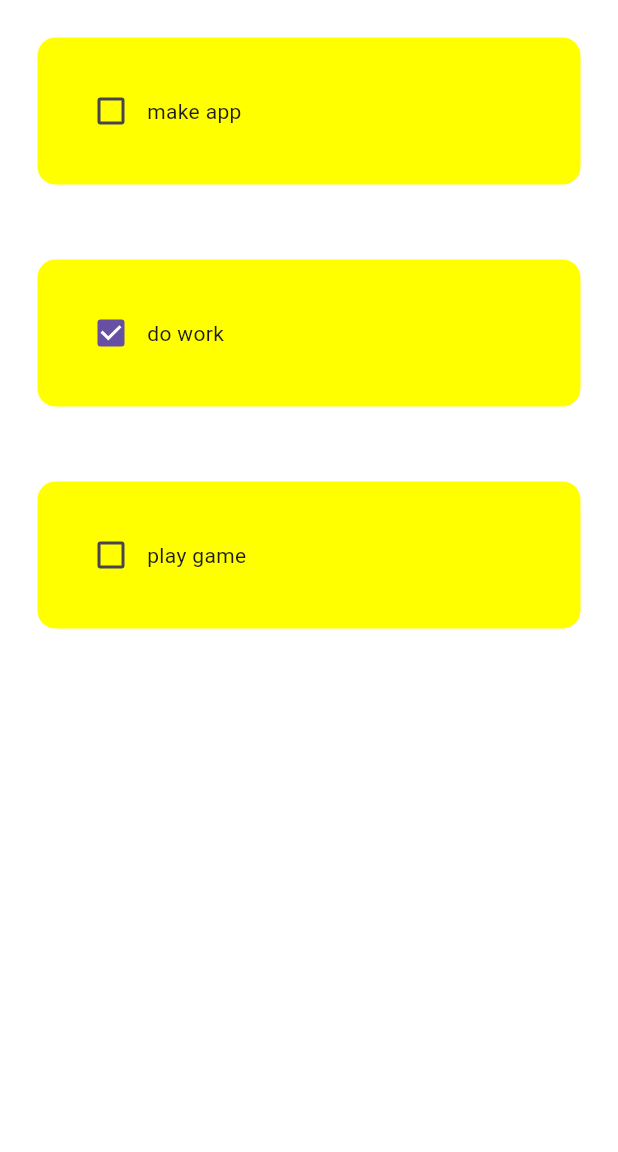
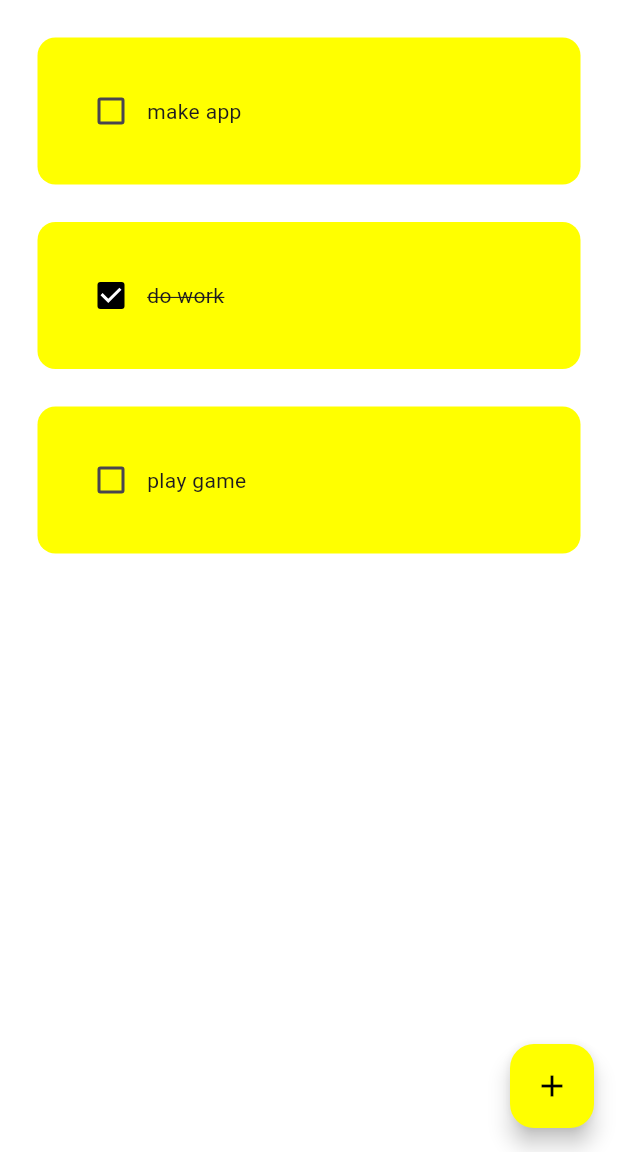
Before and after one commit to thenamanush/FinalProject, a Flutter app: the screen it shows after launch, on a phone screen of 412 x 824 dp, the part 84-1236 px from its top. Run offline on Flutter 3.47's test engine with Material 3 defaults, Android fonts, the phone set to English and light mode, and no system bars.

Commit message:
add new item

```diff
--- a/ticktask/lib/pages/homepage.dart
+++ b/ticktask/lib/pages/homepage.dart
@@ -1,4 +1,5 @@
 import 'package:flutter/material.dart';
+import 'package:ticktask/utils/dialog_box.dart';
 import 'package:ticktask/utils/todotile.dart';
 
 class HomePage extends StatefulWidget {
@@ -16,10 +17,22 @@ class _HomePageState extends State<HomePage> {
     ['play game', false],
   ];
 
+  // mark completed tasks
   void checkboxChanged(bool? val, int ind) {
     setState(() {
       todoList[ind][1] = !todoList[ind][1];
     });
+  }
+
+  // create new task
+  void createNewTask() {
+    //
+    showDialog(
+      context: context,
+      builder: (context) {
+        return dialogBox();
+      },
+    );
   }
 
   @override
@@ -42,6 +55,13 @@ class _HomePageState extends State<HomePage> {
         elevation: 0,
       ),
 
+      // add task
+      floatingActionButton: FloatingActionButton(
+        onPressed: createNewTask,
+        backgroundColor: Colors.yellowAccent,
+        child: const Icon(Icons.add, color: Colors.black),
+      ),
+
       // todo tiles
       body: ListView.builder(
         itemCount: todoList.length,
--- a/ticktask/lib/utils/todotile.dart
+++ b/ticktask/lib/utils/todotile.dart
@@ -3,7 +3,7 @@ import 'package:flutter/material.dart';
 class todoTile extends StatelessWidget {
   final String taskName;
   final bool flag;
-  Function(bool?)? onChanged; //
+  Function(bool?)? onChanged;
 
   todoTile({
     super.key,
@@ -15,14 +15,25 @@ class todoTile extends StatelessWidget {
   @override
   Widget build(BuildContext context) {
     return Padding(
-      padding: EdgeInsets.all(25.0),
+      padding: EdgeInsets.only(left: 25, right: 25, top: 25),
       child: Container(
         child: Padding(
           padding: EdgeInsets.all(25.0),
           child: Row(
             children: [
-              Checkbox(value: flag, onChanged: onChanged),
-              Text(taskName),
+              Checkbox(
+                value: flag,
+                onChanged: onChanged,
+                activeColor: Colors.black,
+              ),
+              Text(
+                taskName,
+                style: TextStyle(
+                  decoration: flag
+                      ? TextDecoration.lineThrough
+                      : TextDecoration.none,
+                ),
+              ),
             ],
           ),
         ),
```
Also changed, not shown: ticktask/lib/utils/dialog_box.dart (added, +22 -0 lines).
